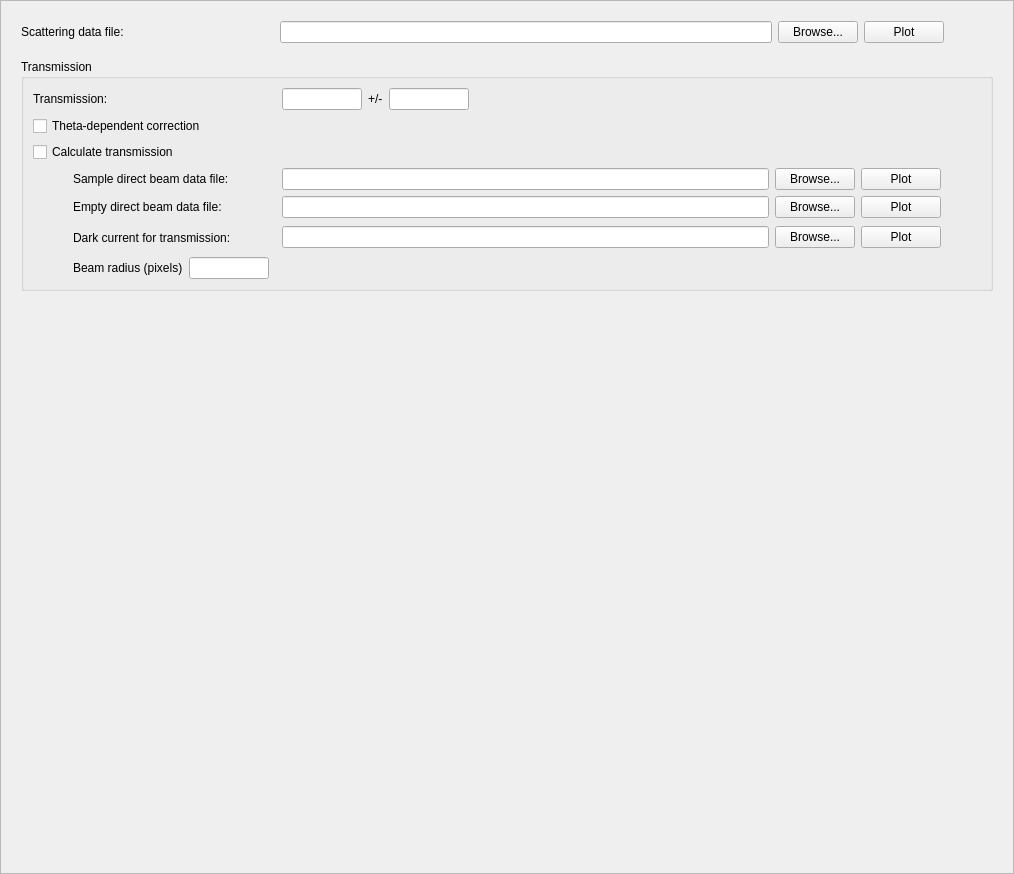
Above: Code/Mantid/scripts/Interface/ui/sans/eqsans_sample_data.ui from mantidproject/mantid before the change. Below: the same form after it.
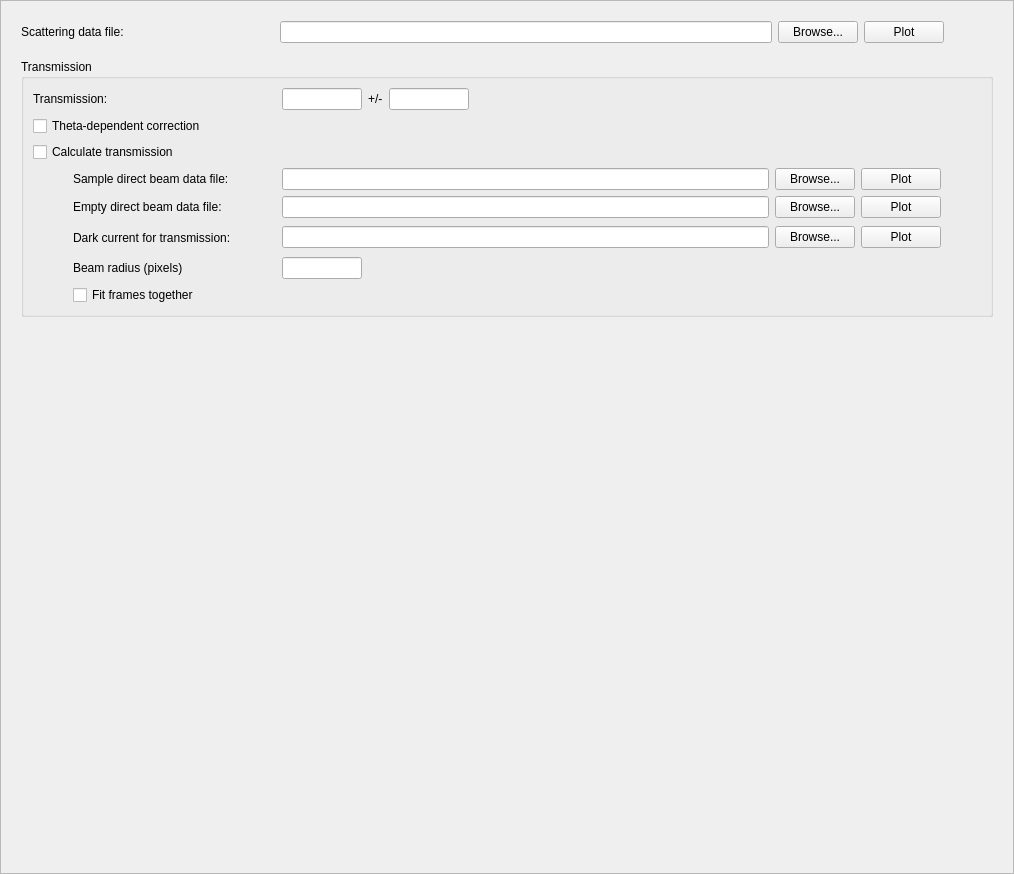
That is the form after the change.

Commit message: update EQSANS UI for frame fitting options. Re #3183

```diff
--- a/Code/Mantid/scripts/Interface/ui/sans/eqsans_sample_data.ui
+++ b/Code/Mantid/scripts/Interface/ui/sans/eqsans_sample_data.ui
@@ -690,6 +690,12 @@
               </item>
               <item>
                <widget class="QLabel" name="beam_radius_label">
+                <property name="minimumSize">
+                 <size>
+                  <width>203</width>
+                  <height>0</height>
+                 </size>
+                </property>
                 <property name="text">
                  <string>Beam radius (pixels)</string>
                 </property>
@@ -732,6 +738,36 @@
               </item>
              </layout>
             </item>
+            <item row="10" column="0">
+             <layout class="QHBoxLayout" name="horizontalLayout_8">
+              <item>
+               <spacer name="horizontalSpacer_13">
+                <property name="orientation">
+                 <enum>Qt::Horizontal</enum>
+                </property>
+                <property name="sizeType">
+                 <enum>QSizePolicy::Fixed</enum>
+                </property>
+                <property name="sizeHint" stdset="0">
+                 <size>
+                  <width>40</width>
+                  <height>20</height>
+                 </size>
+                </property>
+               </spacer>
+              </item>
+              <item>
+               <widget class="QCheckBox" name="fit_together_check">
+                <property name="toolTip">
+                 <string>Select to fit the two frames together when in frame-skipping mode.</string>
+                </property>
+                <property name="text">
+                 <string>Fit frames together</string>
+                </property>
+               </widget>
+              </item>
+             </layout>
+            </item>
            </layout>
           </item>
          </layout>
```
The commit also changes 12 other files.
